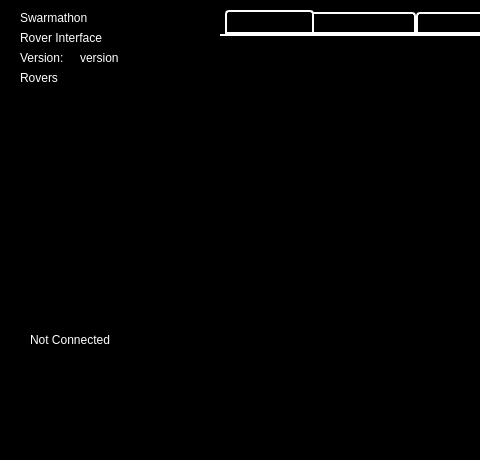
Qt form src/rover_gui_plugin.ui (BCLab-UNM/SwarmathonIV-Cabrillo-Public) before a commit; both pictures show x 0 to 480 and y 0 to 460 of the 1100 by 725 pixel window.
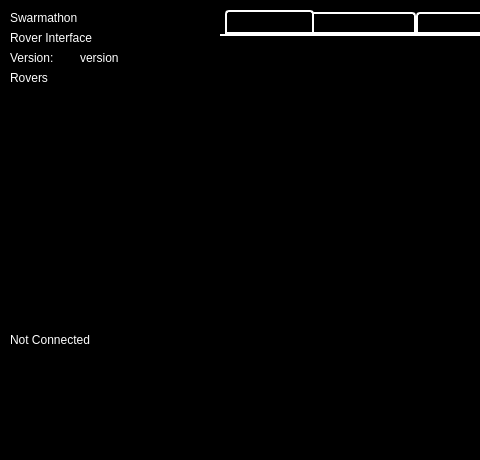
The same form after that commit. Icons and pictures are not drawn. Custom widgets are drawn as their Qt base class.

Commit message: Widened the rover diagnostics widget Add more space so the bandwidth figure can be seen more clearly.

```diff
--- a/src/rover_gui_plugin.ui
+++ b/src/rover_gui_plugin.ui
@@ -2180,7 +2180,7 @@
   <widget class="QLabel" name="label">
    <property name="geometry">
     <rect>
-     <x>20</x>
+     <x>10</x>
      <y>10</y>
      <width>111</width>
      <height>16</height>
@@ -2193,7 +2193,7 @@
   <widget class="QLabel" name="label_2">
    <property name="geometry">
     <rect>
-     <x>20</x>
+     <x>10</x>
      <y>70</y>
      <width>51</width>
      <height>17</height>
@@ -2206,7 +2206,7 @@
   <widget class="QLabel" name="label_3">
    <property name="geometry">
     <rect>
-     <x>20</x>
+     <x>10</x>
      <y>30</y>
      <width>121</width>
      <height>16</height>
@@ -2219,7 +2219,7 @@
   <widget class="QLabel" name="label_4">
    <property name="geometry">
     <rect>
-     <x>20</x>
+     <x>10</x>
      <y>50</y>
      <width>67</width>
      <height>17</height>
@@ -2245,7 +2245,7 @@
   <widget class="QLabel" name="rover_name">
    <property name="geometry">
     <rect>
-     <x>30</x>
+     <x>10</x>
      <y>330</y>
      <width>191</width>
      <height>20</height>
@@ -2356,9 +2356,9 @@
   <widget class="QFrame" name="frame">
    <property name="geometry">
     <rect>
-     <x>20</x>
+     <x>10</x>
      <y>90</y>
-     <width>191</width>
+     <width>211</width>
      <height>201</height>
     </rect>
    </property>
@@ -2373,7 +2373,7 @@
      <rect>
       <x>130</x>
       <y>10</y>
-      <width>51</width>
+      <width>71</width>
       <height>181</height>
      </rect>
     </property>
```
